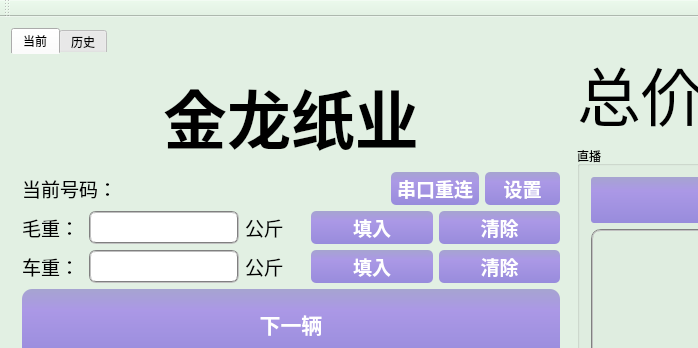
Above: wasterecycle.ui from ljhuan/WasteRecycle before the change; both pictures show x 0 to 698 and y 0 to 348 of the 1287 by 737 pixel window. Below: the same form after it.
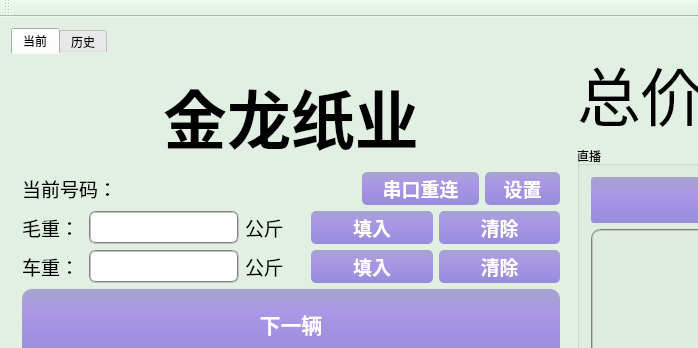
That is the form after the change.

The edit to the form file:
```diff
--- a/wasterecycle.ui
+++ b/wasterecycle.ui
@@ -137,7 +137,7 @@
          </layout>
         </item>
         <item>
-         <layout class="QHBoxLayout" name="horizontalLayout_12" stretch="1,1,3,0,1">
+         <layout class="QHBoxLayout" name="horizontalLayout_12" stretch="1,1,3,2,1">
           <item>
            <widget class="QLabel" name="label_6">
             <property name="font">
```
